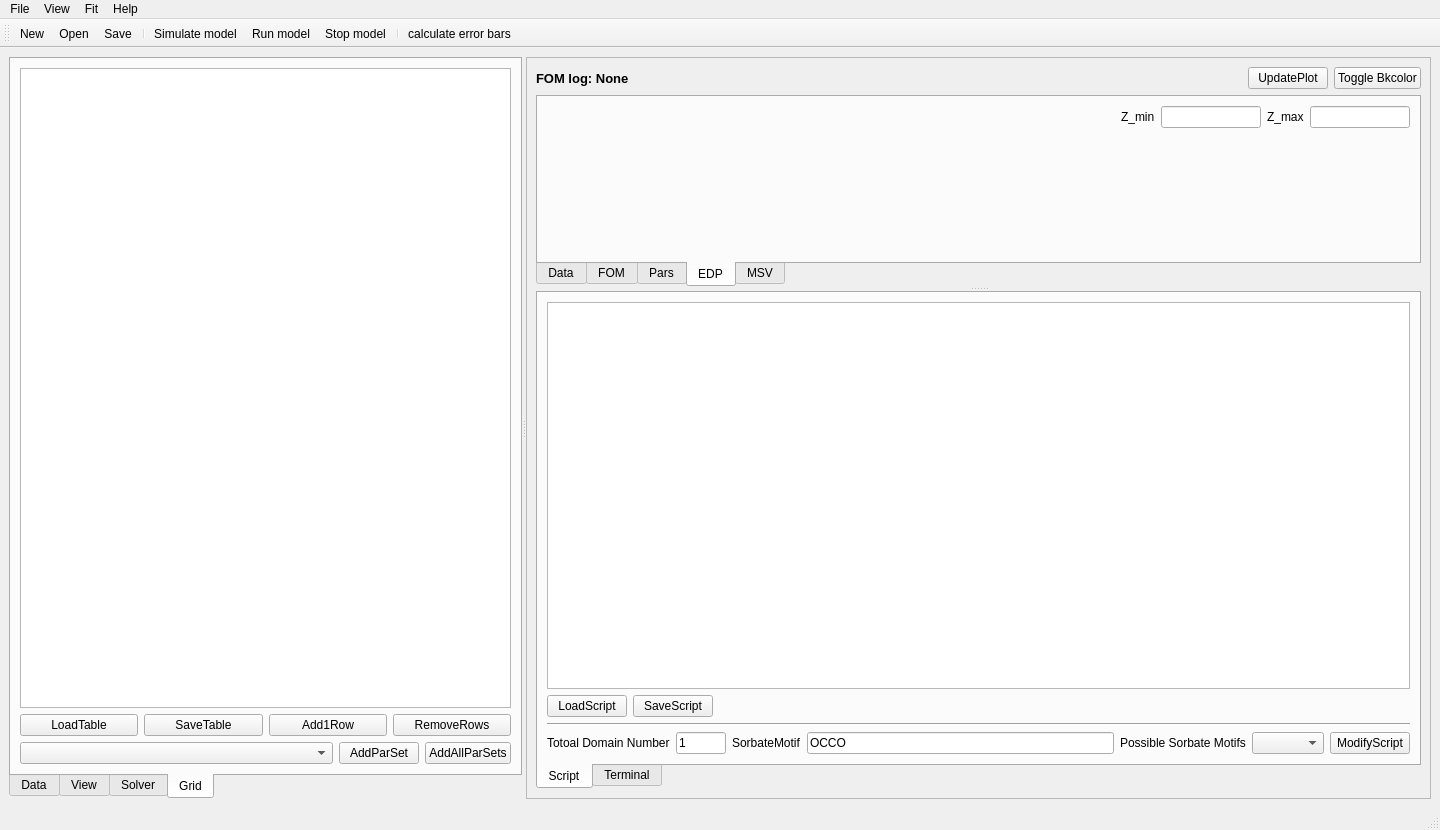
Old version of the form projects/superrod/superrod3.ui in the repository jackey-qiu/DaFy.
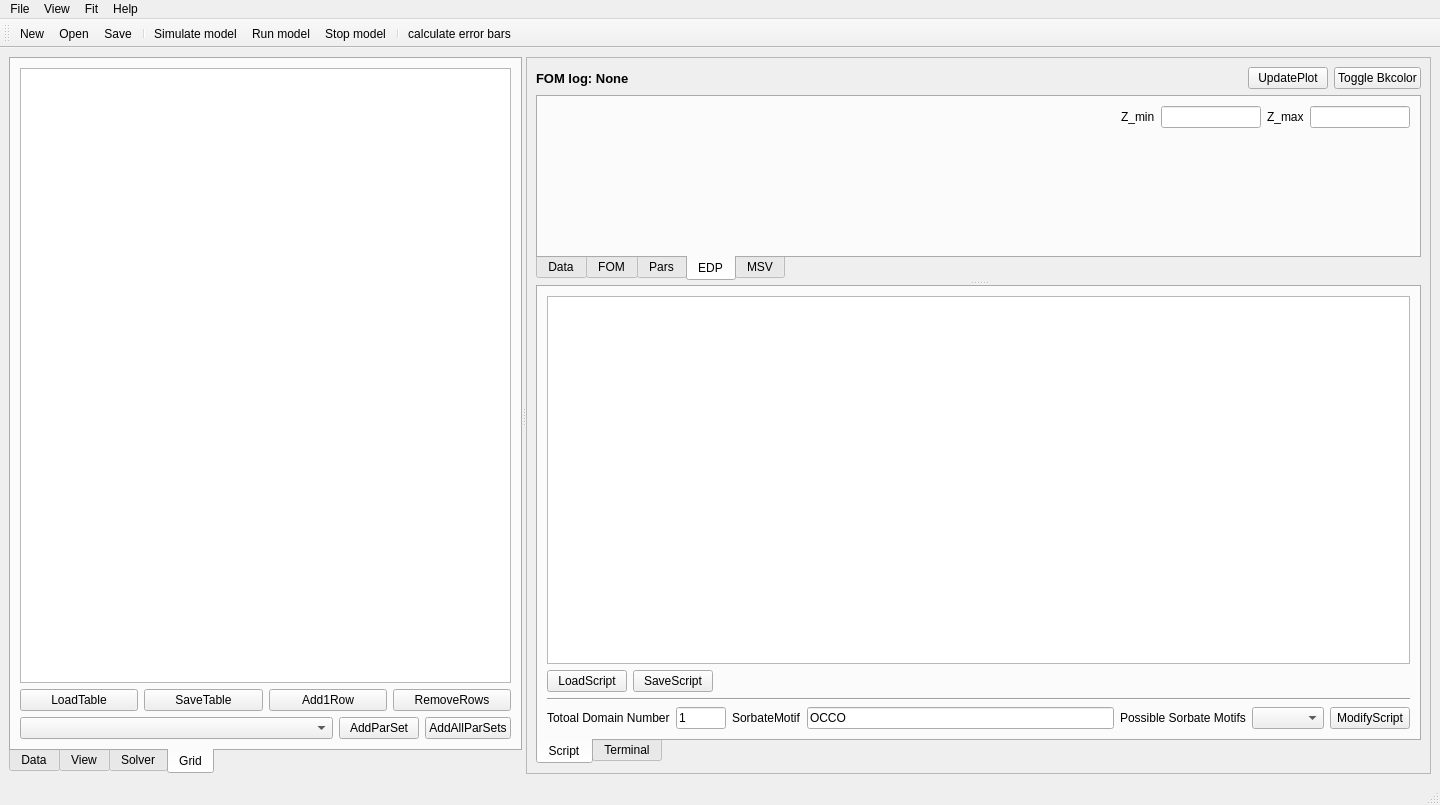
New version of the form. Icons and pictures are not drawn. Custom widgets are drawn as their Qt base class.

What changed in the file:
```diff
--- a/projects/superrod/superrod3.ui
+++ b/projects/superrod/superrod3.ui
@@ -7,7 +7,7 @@
     <x>0</x>
     <y>0</y>
     <width>1440</width>
-    <height>830</height>
+    <height>805</height>
    </rect>
   </property>
   <property name="windowTitle">
```
Left out of the diff: 20 changed lines with no effect on the pictures.
